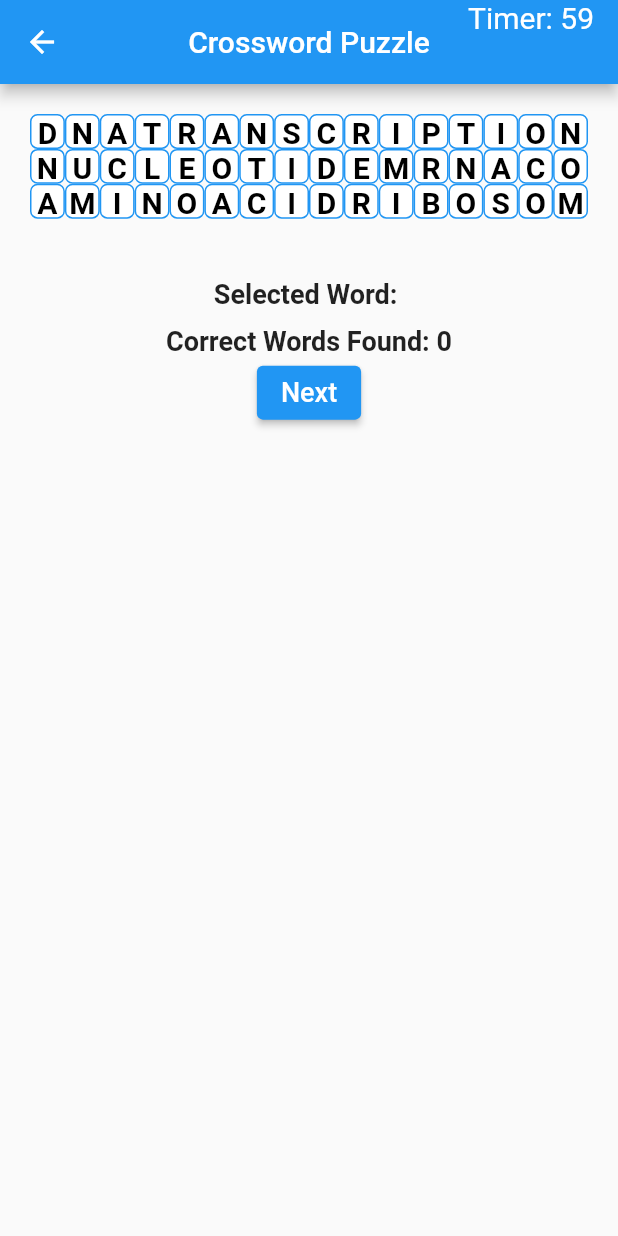
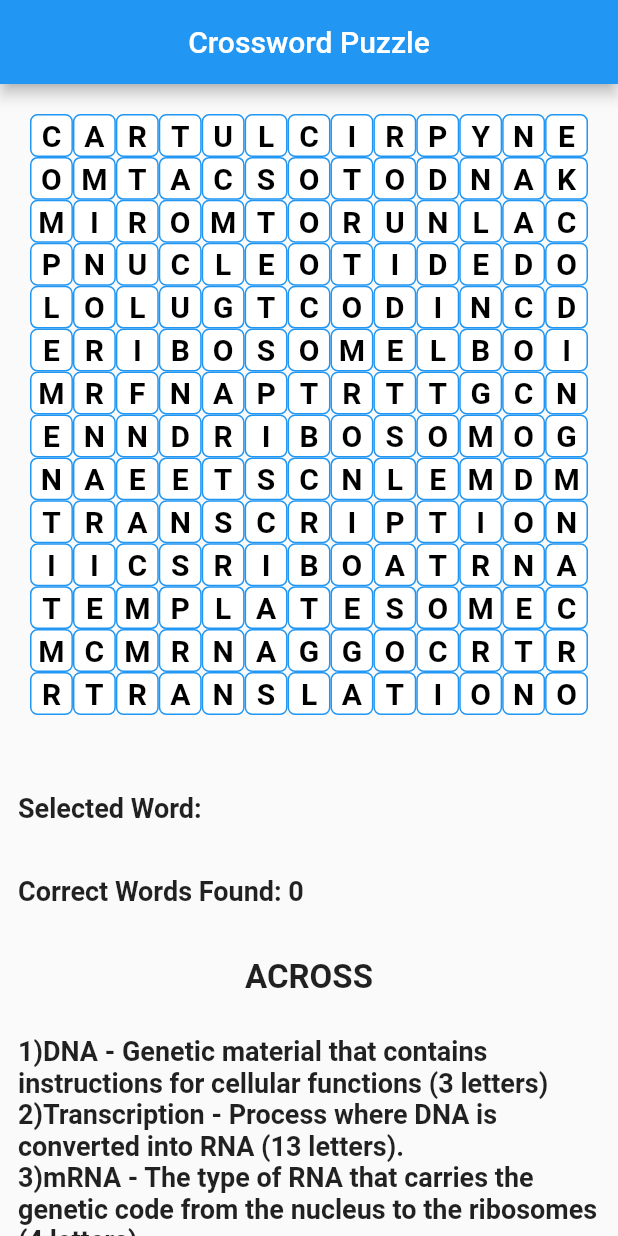
Before and after one commit to arpitguptagithub/IISER-Project-, a Flutter app: the screen it shows after launch, after a tap on "Start", on a phone screen of 412 x 824 dp. Run offline on Flutter 3.47's test engine with Material 2 defaults, Android fonts, the light colour scheme and no system bars; missing offline and left inert: crossword.

Commit message:
Update level1.dart -FINAL

```diff
--- a/Buttons/lib/screens/level1.dart
+++ b/Buttons/lib/screens/level1.dart
@@ -1,13 +1,4 @@
-import 'dart:async';
-
-import 'package:buttons/main.dart';
-import 'package:buttons/screens/level4.dart';
-import 'package:buttons/screens/level5.dart';
 import 'package:flutter/material.dart';
-
-void main() {
-  runApp(CrosswordApp());
-}
 
 class CrosswordApp extends StatelessWidget {
   @override
@@ -17,6 +8,13 @@ class CrosswordApp extends StatelessWidget {
         primaryColor: Colors.blue,
       ),
       home: Scaffold(
+        appBar: AppBar(
+          title: Padding(
+            padding: const EdgeInsets.all(12.0),
+            child: Text('Crossword Puzzle'),
+          ),
+          centerTitle: true,
+        ),
         body: SafeArea(
           child: CrosswordGrid(),
         ),
@@ -31,116 +29,48 @@ class CrosswordGrid extends StatefulWidget {
 }
 
 class _CrosswordGridState extends State<CrosswordGrid> {
-  int timerSeconds = 60; // Set your desired countdown time here
-  late Timer timer;
-  bool isTimeUp = false;
-
   final List<List<String>> puzzleGrid = [
-    [
-      'D',
-      'N',
-      'A',
-      'T',
-      'R',
-      'A',
-      'N',
-      'S',
-      'C',
-      'R',
-      'I',
-      'P',
-      'T',
-      'I',
-      'O',
-      'N'
-    ],
-    [
-      'N',
-      'U',
-      'C',
-      'L',
-      'E',
-      'O',
-      'T',
-      'I',
-      'D',
-      'E',
-      'M',
-      'R',
-      'N',
-      'A',
-      'C',
-      'O',
-      'D',
-      'O',
-      'N'
-    ],
-    [
-      'A',
-      'M',
-      'I',
-      'N',
-      'O',
-      'A',
-      'C',
-      'I',
-      'D',
-      'R',
-      'I',
-      'B',
-      'O',
-      'S',
-      'O',
-      'M',
-      'E',
-      'O'
-    ],
-    // Add more rows as needed
+    ['C', 'A', 'R', 'T', 'U', 'L', 'C', 'I', 'R', 'P', 'Y', 'N', 'E'],
+    ['O', 'M', 'T', 'A', 'C', 'S', 'O', 'T', 'O', 'D', 'N', 'A', 'K'],
+    ['M', 'I', 'R', 'O', 'M', 'T', 'O', 'R', 'U', 'N', 'L', 'A', 'C'],
+    ['P', 'N', 'U', 'C', 'L', 'E', 'O', 'T', 'I', 'D', 'E', 'D', 'O'],
+    ['L', 'O', 'L', 'U', 'G', 'T', 'C', 'O', 'D', 'I', 'N', 'C', 'D'],
+    ['E', 'R', 'I', 'B', 'O', 'S', 'O', 'M', 'E', 'L', 'B', 'O', 'I'],
+    ['M', 'R', 'F', 'N', 'A', 'P', 'T', 'R', 'T', 'T', 'G', 'C', 'N'],
+    ['E', 'N', 'N', 'D', 'R', 'I', 'B', 'O', 'S', 'O', 'M', 'O', 'G'],
+    ['N', 'A', 'E', 'E', 'T', 'S', 'C', 'N', 'L', 'E', 'M', 'D', 'M'],
+    ['T', 'R', 'A', 'N', 'S', 'C', 'R', 'I', 'P', 'T', 'I', 'O', 'N'],
+    ['I', 'I', 'C', 'S', 'R', 'I', 'B', 'O', 'A', 'T', 'R', 'N', 'A'],
+    ['T', 'E', 'M', 'P', 'L', 'A', 'T', 'E', 'S', 'O', 'M', 'E', 'C'],
+    ['M', 'C', 'M', 'R', 'N', 'A', 'G', 'G', 'O', 'C', 'R', 'T', 'R'],
+    ['R', 'T', 'R', 'A', 'N', 'S', 'L', 'A', 'T', 'I', 'O', 'N', 'O']
   ];
 
   List<List<bool>> cellSelected = [];
   int count = 0;
   String selectedWord = "";
+  int prev_row = -1;
+  int prev_column = -1;
 
   @override
   void initState() {
     super.initState();
-    startTimer();
     for (var row in puzzleGrid) {
       cellSelected.add(List.generate(row.length, (index) => false));
     }
-  }
-
-  @override
-  void dispose() {
-    timer.cancel();
-    super.dispose();
-  }
-
-  void startTimer() {
-    timer = Timer.periodic(Duration(seconds: 1), (timer) {
-      setState(() {
-        if (timerSeconds > 0) {
-          timerSeconds--;
-        } else {
-          timer.cancel();
-          isTimeUp = true;
-        }
-      });
-    });
   }
 
   void selectWord(int row, int col, String direction) {
     String word = "";
     if (direction == "horizontal") {
       // Select the horizontal word
-      for (var j = col; j < puzzleGrid[row].length; j++) {
+      for (var j = prev_column; j <= col; j++) {
         word += puzzleGrid[row][j];
         cellSelected[row][j] = true;
       }
     } else if (direction == "vertical") {
       // Select the vertical word
-      for (var i = row; i < puzzleGrid.length; i++) {
+      for (var i = prev_row; i <= row; i++) {
         word += puzzleGrid[i][col];
         cellSelected[i][col] = true;
       }
@@ -155,7 +85,35 @@ class _CrosswordGridState extends State<CrosswordGrid> {
   }
 
   bool checkForWordMatch() {
-    return selectedWord == "DNA"; // Change this to match your crossword words
+    if (selectedWord == "DNA") {
+      return true;
+    } else if (selectedWord == "TRANSCRIPTION") {
+      return true;
+    } else if (selectedWord == "MRNA") {
+      return true;
+    } else if (selectedWord == "NUCLEOTIDE") {
+      return true;
+    } else if (selectedWord == "RIBOSOME") {
+      return true;
+    } else if (selectedWord == "TRNA") {
+      return true;
+    } else if (selectedWord == "TEMPLATE") {
+      return true;
+    } else if (selectedWord == "TRANSLATION") {
+      return true;
+    } else if (selectedWord == "CODON") {
+      return true;
+    } else if (selectedWord == "COMPLEMENT") {
+      return true;
+    } else if (selectedWord == "AMINO") {
+      return true;
+    } else if (selectedWord == "RRNA") {
+      return true;
+    } else if (selectedWord == "CODING") {
+      return true;
+    } else {
+      return false;
+    } // Change this to match your crossword words
   }
 
   void resetSelection() {
@@ -169,30 +127,9 @@ class _CrosswordGridState extends State<CrosswordGrid> {
 
   @override
   Widget build(BuildContext context) {
-    return Scaffold(
-      appBar: AppBar(
-          title: Text('Crossword Puzzle'),
-          centerTitle: true,
-          actions: [
-            Padding(
-              padding: const EdgeInsets.symmetric(horizontal: 16.0),
-              child: Text(
-                textAlign: TextAlign.center,
-                'Timer: ${timerSeconds.toString().padLeft(2, '0')}',
-                style: TextStyle(fontSize: 20),
-              ),
-            ),
-          ],
-          leading: BackButton(onPressed: () {
-            Navigator.push(
-              context,
-              MaterialPageRoute(
-                builder: (context) => FirstRoute(),
-              ),
-            );
-          })),
-      body: Center(
-        child: Column(
+    return Center(
+      child: ListView(
+        scrollDirection: Axis.vertical,
         children: <Widget>[
           Container(
             padding: EdgeInsets.all(20.0),
@@ -210,14 +147,25 @@ class _CrosswordGridState extends State<CrosswordGrid> {
                 return GestureDetector(
                   onTap: () {
                     resetSelection();
-                      selectWord(row, col,
-                          "horizontal"); // Change to "vertical" for vertical selection
+                    if (prev_row != -1 && prev_column != -1) {
+                      if (row == prev_row) {
+                        selectWord(row, col, "horizontal");
+                      } else if (col == prev_column) {
+                        selectWord(row, col, "vertical");
+                      } else {
+                        prev_column = -1;
+                        prev_row = -1;
+                      }
+                    } else {
+                      prev_column = col;
+                      prev_row = row;
+                    }
+                    //selectWord(row, col, "horizontal"); // Change to "vertical" for vertical selection
                   },
                   child: Container(
                     decoration: BoxDecoration(
                       border: Border.all(color: Colors.blue),
-                        color:
-                            cellSelected[row][col] ? Colors.red : Colors.white,
+                      color: cellSelected[row][col] ? Colors.red : Colors.white,
                       borderRadius: BorderRadius.circular(5.0),
                     ),
                     child: Center(
@@ -238,49 +186,76 @@ class _CrosswordGridState extends State<CrosswordGrid> {
             ),
           ),
           SizedBox(height: 20.0),
-            Text(
+          Padding(
+            padding: const EdgeInsets.all(12.0),
+            child: Text(
               'Selected Word: $selectedWord',
               style: TextStyle(
                 fontSize: 18.0,
                 fontWeight: FontWeight.bold,
               ),
             ),
+          ),
           SizedBox(height: 10.0),
-            Text(
+          Padding(
+            padding: const EdgeInsets.all(12.0),
+            child: Text(
               'Correct Words Found: $count',
               style: TextStyle(
                 fontSize: 18.0,
                 fontWeight: FontWeight.bold,
               ),
             ),
-            ElevatedButton(
-              onPressed: () {
-                // Implement logic to move to the next puzzle or action
-                Navigator.push(
-                  context,
-                  MaterialPageRoute(
-                    builder: (context) => GuessTheImageApp(),
           ),
-                );
-              },
-              child: Text(
-                'Next',
+          SizedBox(height: 10.0),
+          Padding(
+            padding: const EdgeInsets.all(12.0),
+            child: Column(
+              children: [
+                Text(
+                  'ACROSS\n',
                   style: TextStyle(
-                  fontSize: 18.0,
+                    fontSize: 22.0,
+                    fontWeight: FontWeight.bold,
                   ),
                 ),
-            ),
-            if (isTimeUp)
                 Text(
-                'GAME OVER.... GO TO HOME PAGE:(',
+                  '1)DNA - Genetic material that contains instructions for cellular functions (3 letters)\n'
+                  '2)Transcription - Process where DNA is converted into RNA (13 letters).\n'
+                  '3)mRNA - The type of RNA that carries the genetic code from the nucleus to the ribosomes (4 letters).\n'
+                  '4)Nucleotide - Basic unit of DNA and RNA, consisting of a sugar, a phosphate group, and a nitrogenous base (10 letters).\n'
+                  '5)Ribosome - The site of protein synthesis within a cell (8 letters).\n'
+                  '6)tRNA - The molecule involved in translation, which carries amino acids to the ribosome (4 letters).\n'
+                  '7)Template - The strand of DNA that serves as a template for RNA synthesis (8 letters).\n'
+                  '8)Translation - The process by which the genetic code is translated into a sequence of amino acids (10 letters).\n\n',
                   style: TextStyle(
                     fontSize: 18.0,
                     fontWeight: FontWeight.bold,
-                  color: Colors.green,
                   ),
                 ),
+                Text(
+                  'DOWN\n',
+                  style: TextStyle(
+                    fontSize: 22.0,
+                    fontWeight: FontWeight.bold,
+                  ),
+                ),
+                Text(
+                  '1)Codon - The sequence of three nucleotides that codes for a specific amino acid (5 letters).\n'
+                  '2)Complement - The complementary strand of DNA that is synthesized during transcription (9 letters).\n'
+                  '3)Amino - A building block of proteins (5 letters).\n'
+                  '4)rRNA - The type of RNA that is synthesized using DNA as a template (4 letters).\n'
+                  '5)Coding - The strand of DNA that directly corresponds to the sequence of RNA produced during transcription (6 letters).\n'
+                  '6)Transcription - The process by which RNA is synthesized from DNA (11 letters).',
+                  style: TextStyle(
+                    fontSize: 18.0,
+                    fontWeight: FontWeight.bold,
+                  ),
+                )
               ],
             ),
+          )
+        ],
       ),
     );
   }
```
Lines whose indentation alone changed are shown as unchanged.
